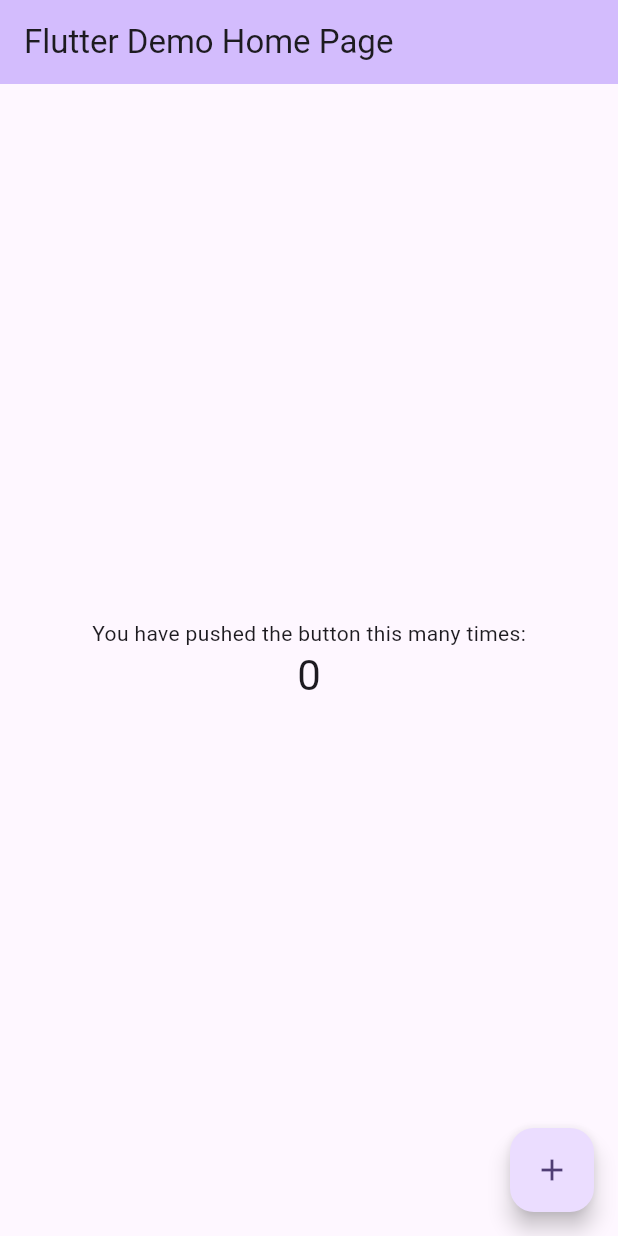
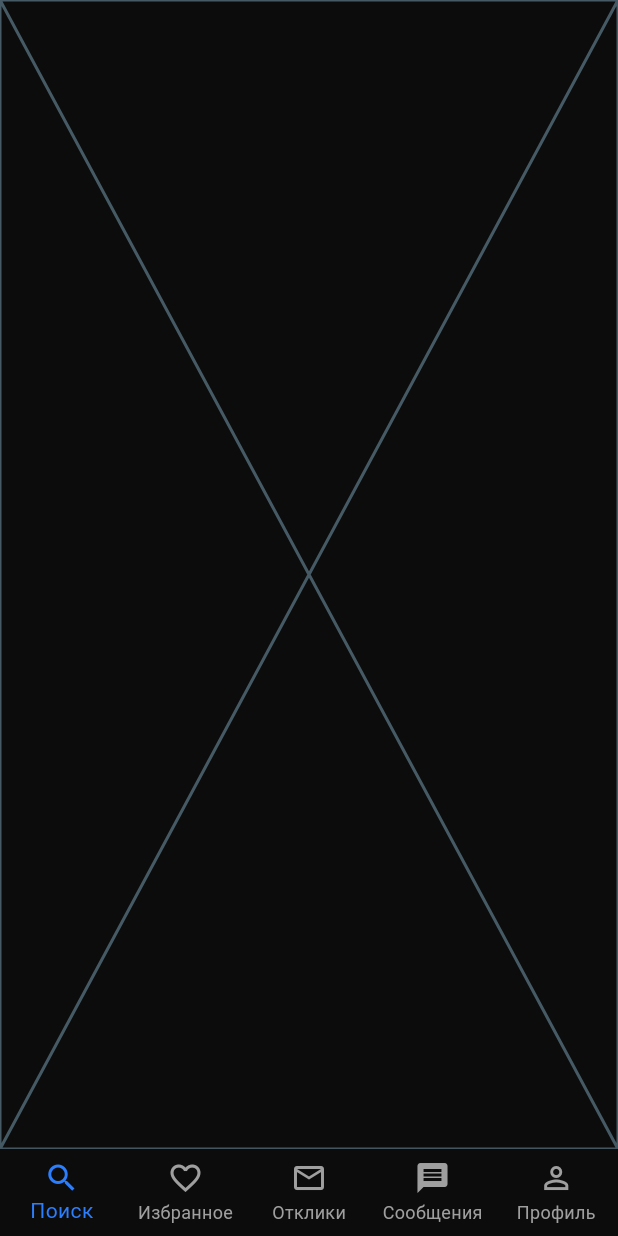
Before and after one commit to MagicKode/Job_search, a Flutter app: the screen it shows after launch, on a phone screen of 412 x 824 dp. Run offline on Flutter 3.47's test engine with Material 3 defaults, Android fonts, the phone set to English and light mode, and no system bars; Roboto replaces fonts that are missing (SF Pro Display).

Commit message:
Created:  - bottomNavigationBar  - main screens

```diff
--- a/lib/main.dart
+++ b/lib/main.dart
@@ -1,122 +1,23 @@
 import 'package:flutter/material.dart';
+import 'package:job_search_frutter/screens/home_screen.dart';
 
 void main() {
-  runApp(const MyApp());
+  runApp(const JobSearchApp());
 }
 
-class MyApp extends StatelessWidget {
-  const MyApp({super.key});
+class JobSearchApp extends StatelessWidget {
+  const JobSearchApp({super.key});
 
   // This widget is the root of your application.
   @override
   Widget build(BuildContext context) {
     return MaterialApp(
-      title: 'Flutter Demo',
+      debugShowCheckedModeBanner: false,
       theme: ThemeData(
-        // This is the theme of your application.
-        //
-        // TRY THIS: Try running your application with "flutter run". You'll see
-        // the application has a purple toolbar. Then, without quitting the app,
-        // try changing the seedColor in the colorScheme below to Colors.green
-        // and then invoke "hot reload" (save your changes or press the "hot
-        // reload" button in a Flutter-supported IDE, or press "r" if you used
-        // the command line to start the app).
-        //
-        // Notice that the counter didn't reset back to zero; the application
-        // state is not lost during the reload. To reset the state, use hot
-        // restart instead.
-        //
-        // This works for code too, not just values: Most code changes can be
-        // tested with just a hot reload.
-        colorScheme: ColorScheme.fromSeed(seedColor: Colors.deepPurple),
+        primaryColor: Color(0xFF000000),
+        fontFamily: 'SF Pro Display',
       ),
-      home: const MyHomePage(title: 'Flutter Demo Home Page'),
+      home: HomeScreen(),
     );
   }
 }
-
-class MyHomePage extends StatefulWidget {
-  const MyHomePage({super.key, required this.title});
-
-  // This widget is the home page of your application. It is stateful, meaning
-  // that it has a State object (defined below) that contains fields that affect
-  // how it looks.
-
-  // This class is the configuration for the state. It holds the values (in this
-  // case the title) provided by the parent (in this case the App widget) and
-  // used by the build method of the State. Fields in a Widget subclass are
-  // always marked "final".
-
-  final String title;
-
-  @override
-  State<MyHomePage> createState() => _MyHomePageState();
-}
-
-class _MyHomePageState extends State<MyHomePage> {
-  int _counter = 0;
-
-  void _incrementCounter() {
-    setState(() {
-      // This call to setState tells the Flutter framework that something has
-      // changed in this State, which causes it to rerun the build method below
-      // so that the display can reflect the updated values. If we changed
-      // _counter without calling setState(), then the build method would not be
-      // called again, and so nothing would appear to happen.
-      _counter++;
-    });
-  }
-
-  @override
-  Widget build(BuildContext context) {
-    // This method is rerun every time setState is called, for instance as done
-    // by the _incrementCounter method above.
-    //
-    // The Flutter framework has been optimized to make rerunning build methods
-    // fast, so that you can just rebuild anything that needs updating rather
-    // than having to individually change instances of widgets.
-    return Scaffold(
-      appBar: AppBar(
-        // TRY THIS: Try changing the color here to a specific color (to
-        // Colors.amber, perhaps?) and trigger a hot reload to see the AppBar
-        // change color while the other colors stay the same.
-        backgroundColor: Theme.of(context).colorScheme.inversePrimary,
-        // Here we take the value from the MyHomePage object that was created by
-        // the App.build method, and use it to set our appbar title.
-        title: Text(widget.title),
-      ),
-      body: Center(
-        // Center is a layout widget. It takes a single child and positions it
-        // in the middle of the parent.
-        child: Column(
-          // Column is also a layout widget. It takes a list of children and
-          // arranges them vertically. By default, it sizes itself to fit its
-          // children horizontally, and tries to be as tall as its parent.
-          //
-          // Column has various properties to control how it sizes itself and
-          // how it positions its children. Here we use mainAxisAlignment to
-          // center the children vertically; the main axis here is the vertical
-          // axis because Columns are vertical (the cross axis would be
-          // horizontal).
-          //
-          // TRY THIS: Invoke "debug painting" (choose the "Toggle Debug Paint"
-          // action in the IDE, or press "p" in the console), to see the
-          // wireframe for each widget.
-          mainAxisAlignment: MainAxisAlignment.center,
-          children: <Widget>[
-            const Text('You have pushed the button this many times:'),
-            Text(
-              '$_counter',
-              style: Theme.of(context).textTheme.headlineMedium,
-            ),
-          ],
-        ),
-      ),
-      floatingActionButton: FloatingActionButton(
-        onPressed: _incrementCounter,
-        tooltip: 'Increment',
-        child: const Icon(Icons.add),
-      ), // This trailing comma makes auto-formatting nicer for build methods.
-    );
-  }
-}
--- /dev/null
+++ b/lib/screens/alerts_screen.dart
@@ -0,0 +1,10 @@
+import 'package:flutter/material.dart';
+
+class AlertsScreen extends StatelessWidget {
+  const AlertsScreen({super.key});
+
+  @override
+  Widget build(BuildContext context) {
+    return const Placeholder();
+  }
+}
--- /dev/null
+++ b/lib/screens/favorites_screen.dart
@@ -0,0 +1,10 @@
+import 'package:flutter/material.dart';
+
+class FavoritesScreen extends StatelessWidget {
+  const FavoritesScreen({super.key});
+
+  @override
+  Widget build(BuildContext context) {
+    return const Placeholder();
+  }
+}
--- /dev/null
+++ b/lib/screens/home_screen.dart
@@ -0,0 +1,66 @@
+import 'package:flutter/material.dart';
+import 'package:job_search_frutter/screens/alerts_screen.dart';
+import 'package:job_search_frutter/screens/favorites_screen.dart';
+import 'package:job_search_frutter/screens/main_screen.dart';
+import 'package:job_search_frutter/screens/messages_screen.dart';
+import 'package:job_search_frutter/screens/profile_screen.dart';
+
+class HomeScreen extends StatefulWidget {
+  const HomeScreen({super.key});
+
+  @override
+  State<HomeScreen> createState() => _HomeScreenState();
+}
+
+class _HomeScreenState extends State<HomeScreen> {
+  int myIndex = 0;
+
+  List<Widget> widgetList = const [
+    MainScreen(),
+    FavoritesScreen(),
+    AlertsScreen(),
+    MessagesScreen(),
+    ProfileScreen(),
+  ];
+
+  @override
+  Widget build(BuildContext context) {
+    return Scaffold(
+      backgroundColor: Color(0xFF0C0C0C),
+      body: IndexedStack(index: myIndex, children: widgetList),
+
+      bottomNavigationBar: BottomNavigationBar(
+        backgroundColor: Color(0xFF0C0C0C),
+        type: BottomNavigationBarType.fixed,
+        onTap: (index) {
+          setState(() {
+            myIndex = index;
+          });
+        },
+        currentIndex: myIndex,
+        items: const [
+          BottomNavigationBarItem(icon: Icon(Icons.search), label: 'Поиск'),
+          BottomNavigationBarItem(
+            icon: Icon(Icons.favorite_border),
+            label: 'Избранное',
+          ),
+          BottomNavigationBarItem(
+            icon: Icon(Icons.local_post_office_outlined),
+            label: 'Отклики',
+          ),
+          BottomNavigationBarItem(
+            icon: Icon(Icons.message),
+            label: 'Сообщения',
+          ),
+          BottomNavigationBarItem(
+            icon: Icon(Icons.person_outline),
+            label: 'Профиль',
+          ),
+        ],
+        selectedItemColor: Color(0xFF2B7EFE),
+        unselectedItemColor: Color(0xFF9F9F9F),
+        // backgroundColor: Color(0xFF0C0C0C),
+      ),
+    );
+  }
+}
--- /dev/null
+++ b/lib/screens/main_screen.dart
@@ -0,0 +1,10 @@
+import 'package:flutter/material.dart';
+
+class MainScreen extends StatelessWidget {
+  const MainScreen({super.key});
+
+  @override
+  Widget build(BuildContext context) {
+    return const Placeholder();
+  }
+}
--- /dev/null
+++ b/lib/screens/messages_screen.dart
@@ -0,0 +1,10 @@
+import 'package:flutter/material.dart';
+
+class MessagesScreen extends StatelessWidget {
+  const MessagesScreen({super.key});
+
+  @override
+  Widget build(BuildContext context) {
+    return const Placeholder();
+  }
+}
--- /dev/null
+++ b/lib/screens/profile_screen.dart
@@ -0,0 +1,12 @@
+import 'package:flutter/material.dart';
+
+class ProfileScreen extends StatelessWidget {
+  const ProfileScreen({super.key});
+
+  @override
+  Widget build(BuildContext context) {
+    return Scaffold(
+
+    );
+  }
+}
--- /dev/null
+++ b/lib/screens/vacancy_screen.dart
@@ -0,0 +1,10 @@
+import 'package:flutter/material.dart';
+
+class VacancyScreen extends StatelessWidget {
+  const VacancyScreen({super.key});
+
+  @override
+  Widget build(BuildContext context) {
+    return const Placeholder();
+  }
+}
```
Also changed, not shown: 1 other file.
